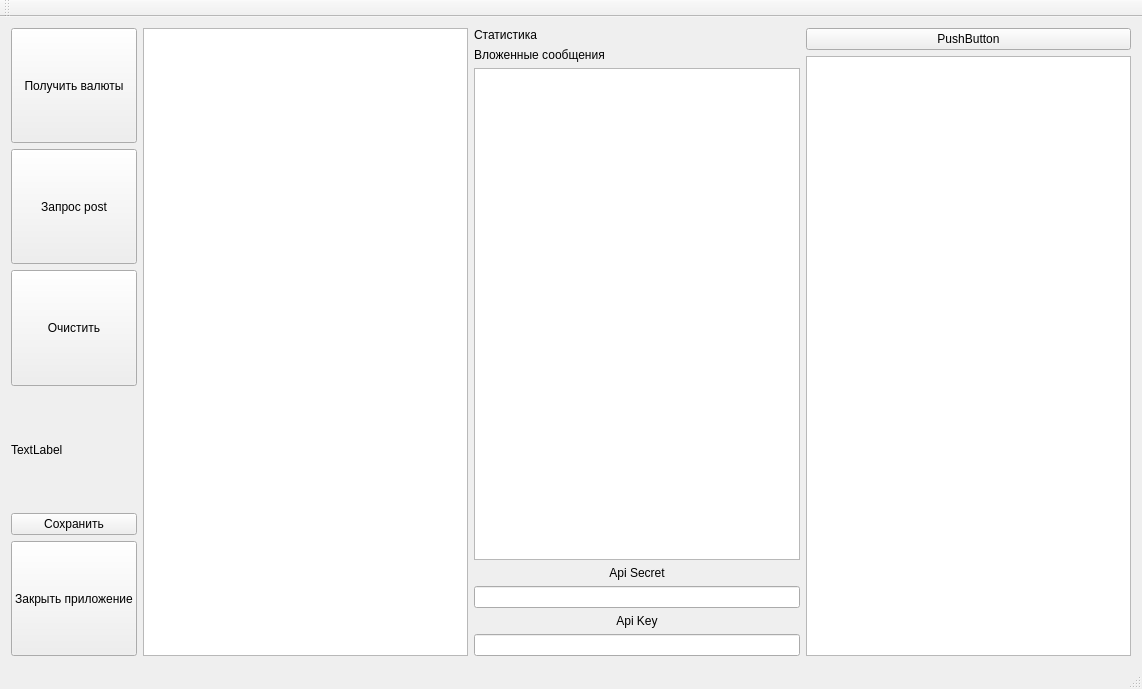
Old version of the form mainwindow.ui in the repository predbannikov/cryptopia_client.
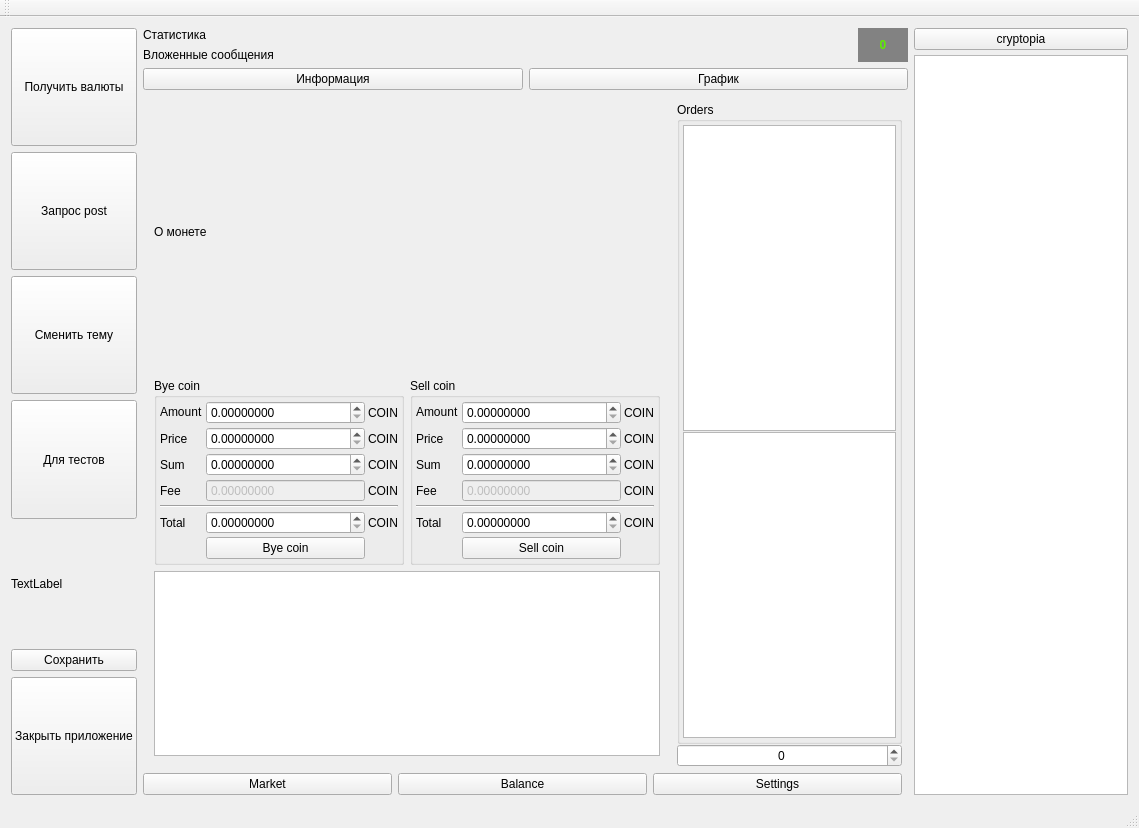
New version of the form.

The edit to the form file:
```diff
--- a/mainwindow.ui
+++ b/mainwindow.ui
@@ -6,8 +6,8 @@
    <rect>
     <x>0</x>
     <y>0</y>
-    <width>1142</width>
-    <height>689</height>
+    <width>1139</width>
+    <height>828</height>
    </rect>
   </property>
   <property name="windowTitle">
@@ -84,7 +84,20 @@
            <string notr="true">text-align: center</string>
           </property>
           <property name="text">
-           <string>Очистить</string>
+           <string>Сменить тему</string>
+          </property>
+         </widget>
+        </item>
+        <item>
+         <widget class="QPushButton" name="pushButton_11">
+          <property name="sizePolicy">
+           <sizepolicy hsizetype="Minimum" vsizetype="Minimum">
+            <horstretch>0</horstretch>
+            <verstretch>0</verstretch>
+           </sizepolicy>
+          </property>
+          <property name="text">
+           <string>Для тестов</string>
           </property>
          </widget>
         </item>
@@ -118,61 +131,848 @@
        </layout>
       </item>
       <item>
-       <widget class="QTextEdit" name="teData"/>
-      </item>
-      <item>
-       <layout class="QVBoxLayout" name="verticalLayout_2">
-        <item>
-         <widget class="QLabel" name="lbStat">
-          <property name="text">
-           <string>Статистика</string>
+       <layout class="QGridLayout" name="gridLayout_6">
+        <item row="2" column="0">
+         <widget class="QFrame" name="frame">
+          <property name="frameShape">
+           <enum>QFrame::StyledPanel</enum>
           </property>
-         </widget>
-        </item>
-        <item>
-         <widget class="QLabel" name="lbInsidMsg">
-          <property name="text">
-           <string>Вложенные сообщения</string>
+          <property name="frameShadow">
+           <enum>QFrame::Raised</enum>
           </property>
          </widget>
         </item>
-        <item>
-         <widget class="QTextEdit" name="statste"/>
+        <item row="0" column="0" colspan="3">
+         <layout class="QHBoxLayout" name="horizontalLayout_5">
+          <item>
+           <layout class="QVBoxLayout" name="verticalLayout_6">
+            <item>
+             <widget class="QLabel" name="lbStat">
+              <property name="text">
+               <string>Статистика</string>
+              </property>
+             </widget>
+            </item>
+            <item>
+             <widget class="QLabel" name="lbInsidMsg">
+              <property name="text">
+               <string>Вложенные сообщения</string>
+              </property>
+             </widget>
+            </item>
+           </layout>
+          </item>
+          <item>
+           <widget class="QLabel" name="countRequest">
+            <property name="sizePolicy">
+             <sizepolicy hsizetype="Fixed" vsizetype="Preferred">
+              <horstretch>0</horstretch>
+              <verstretch>0</verstretch>
+             </sizepolicy>
+            </property>
+            <property name="minimumSize">
+             <size>
+              <width>50</width>
+              <height>0</height>
+             </size>
+            </property>
+            <property name="autoFillBackground">
+             <bool>false</bool>
+            </property>
+            <property name="styleSheet">
+             <string notr="true">font: 12pt &quot;MS Shell Dlg 2&quot;;
+background-color: #828282;
+font-weight: bold;
+color: #5EED00;
+</string>
+            </property>
+            <property name="text">
+             <string>&lt;html&gt;&lt;head/&gt;&lt;body&gt;&lt;p align=&quot;center&quot;&gt;0&lt;/p&gt;&lt;/body&gt;&lt;/html&gt;</string>
+            </property>
+            <property name="alignment">
+             <set>Qt::AlignCenter</set>
+            </property>
+           </widget>
+          </item>
+         </layout>
         </item>
-        <item>
-         <widget class="QLabel" name="label">
-          <property name="text">
-           <string>Api Secret</string>
+        <item row="3" column="0">
+         <widget class="QStackedWidget" name="stackedWidget">
+          <property name="sizePolicy">
+           <sizepolicy hsizetype="Expanding" vsizetype="Expanding">
+            <horstretch>0</horstretch>
+            <verstretch>0</verstretch>
+           </sizepolicy>
           </property>
-          <property name="alignment">
-           <set>Qt::AlignCenter</set>
+          <property name="currentIndex">
+           <number>0</number>
           </property>
+          <widget class="QWidget" name="page">
+           <property name="enabled">
+            <bool>true</bool>
+           </property>
+           <layout class="QVBoxLayout" name="verticalLayout_8">
+            <item>
+             <widget class="QLabel" name="label_23">
+              <property name="sizePolicy">
+               <sizepolicy hsizetype="Minimum" vsizetype="Minimum">
+                <horstretch>0</horstretch>
+                <verstretch>0</verstretch>
+               </sizepolicy>
+              </property>
+              <property name="text">
+               <string>О монете</string>
+              </property>
+             </widget>
+            </item>
+           </layout>
+          </widget>
+          <widget class="QWidget" name="page_2"/>
          </widget>
         </item>
-        <item>
-         <widget class="QLineEdit" name="leApiSecret"/>
+        <item row="3" column="1" rowspan="2">
+         <layout class="QVBoxLayout" name="verticalLayout_2">
+          <property name="spacing">
+           <number>0</number>
+          </property>
+          <property name="sizeConstraint">
+           <enum>QLayout::SetFixedSize</enum>
+          </property>
+          <property name="leftMargin">
+           <number>0</number>
+          </property>
+          <item>
+           <widget class="QGroupBox" name="groupBox_5">
+            <property name="sizePolicy">
+             <sizepolicy hsizetype="Preferred" vsizetype="Expanding">
+              <horstretch>0</horstretch>
+              <verstretch>0</verstretch>
+             </sizepolicy>
+            </property>
+            <property name="maximumSize">
+             <size>
+              <width>300</width>
+              <height>16777215</height>
+             </size>
+            </property>
+            <property name="title">
+             <string>Orders</string>
+            </property>
+            <layout class="QVBoxLayout" name="verticalLayout_5">
+             <property name="spacing">
+              <number>1</number>
+             </property>
+             <property name="leftMargin">
+              <number>3</number>
+             </property>
+             <property name="topMargin">
+              <number>3</number>
+             </property>
+             <property name="rightMargin">
+              <number>3</number>
+             </property>
+             <property name="bottomMargin">
+              <number>3</number>
+             </property>
+             <item>
+              <widget class="QTableView" name="tableViewUp">
+               <property name="contextMenuPolicy">
+                <enum>Qt::NoContextMenu</enum>
+               </property>
+               <property name="autoFillBackground">
+                <bool>true</bool>
+               </property>
+               <property name="selectionMode">
+                <enum>QAbstractItemView::SingleSelection</enum>
+               </property>
+               <property name="selectionBehavior">
+                <enum>QAbstractItemView::SelectRows</enum>
+               </property>
+               <attribute name="horizontalHeaderVisible">
+                <bool>false</bool>
+               </attribute>
+               <attribute name="horizontalHeaderCascadingSectionResizes">
+                <bool>false</bool>
+               </attribute>
+               <attribute name="verticalHeaderDefaultSectionSize">
+                <number>18</number>
+               </attribute>
+              </widget>
+             </item>
+             <item>
+              <widget class="QTableView" name="tableViewDown">
+               <property name="maximumSize">
+                <size>
+                 <width>16777215</width>
+                 <height>16777215</height>
+                </size>
+               </property>
+               <property name="contextMenuPolicy">
+                <enum>Qt::NoContextMenu</enum>
+               </property>
+               <property name="autoFillBackground">
+                <bool>true</bool>
+               </property>
+               <property name="selectionMode">
+                <enum>QAbstractItemView::SingleSelection</enum>
+               </property>
+               <property name="selectionBehavior">
+                <enum>QAbstractItemView::SelectRows</enum>
+               </property>
+               <attribute name="horizontalHeaderVisible">
+                <bool>false</bool>
+               </attribute>
+               <attribute name="verticalHeaderDefaultSectionSize">
+                <number>18</number>
+               </attribute>
+              </widget>
+             </item>
+            </layout>
+           </widget>
+          </item>
+          <item>
+           <layout class="QHBoxLayout" name="horizontalLayout_6">
+            <item>
+             <widget class="QSpinBox" name="spinBox">
+              <property name="alignment">
+               <set>Qt::AlignCenter</set>
+              </property>
+              <property name="buttonSymbols">
+               <enum>QAbstractSpinBox::UpDownArrows</enum>
+              </property>
+              <property name="maximum">
+               <number>7</number>
+              </property>
+             </widget>
+            </item>
+           </layout>
+          </item>
+         </layout>
         </item>
-        <item>
-         <widget class="QLabel" name="label_2">
-          <property name="text">
-           <string>Api Key</string>
+        <item row="4" column="0">
+         <widget class="QStackedWidget" name="stackedWidget_2">
+          <property name="maximumSize">
+           <size>
+            <width>16777215</width>
+            <height>400</height>
+           </size>
           </property>
-          <property name="alignment">
-           <set>Qt::AlignCenter</set>
+          <property name="currentIndex">
+           <number>1</number>
           </property>
+          <widget class="QWidget" name="stackedWidget_2Page1">
+           <layout class="QGridLayout" name="gridLayout_2">
+            <item row="0" column="1">
+             <widget class="QPushButton" name="pushButton_5">
+              <property name="text">
+               <string>PushButton</string>
+              </property>
+             </widget>
+            </item>
+            <item row="0" column="0">
+             <widget class="QPushButton" name="pushButton_2">
+              <property name="text">
+               <string>PushButton</string>
+              </property>
+             </widget>
+            </item>
+            <item row="5" column="0">
+             <widget class="QGroupBox" name="groupBox_2">
+              <property name="title">
+               <string>GroupBox</string>
+              </property>
+              <layout class="QVBoxLayout" name="verticalLayout_4">
+               <item>
+                <widget class="QRadioButton" name="radioButton_3">
+                 <property name="text">
+                  <string>RadioButton</string>
+                 </property>
+                </widget>
+               </item>
+               <item>
+                <widget class="QRadioButton" name="radioButton_4">
+                 <property name="text">
+                  <string>RadioButton</string>
+                 </property>
+                </widget>
+               </item>
+               <item>
+                <widget class="QRadioButton" name="radioButton">
+                 <property name="text">
+                  <string>RadioButton</string>
+                 </property>
+                </widget>
+               </item>
+               <item>
+                <widget class="QRadioButton" name="radioButton_2">
+                 <property name="text">
+                  <string>RadioButton</string>
+                 </property>
+                </widget>
+               </item>
+              </layout>
+             </widget>
+            </item>
+            <item row="0" column="2">
+             <widget class="QGroupBox" name="groupBox">
+              <property name="sizePolicy">
+               <sizepolicy hsizetype="Fixed" vsizetype="Fixed">
+                <horstretch>0</horstretch>
+                <verstretch>0</verstretch>
+               </sizepolicy>
+              </property>
+              <property name="title">
+               <string>Ключи</string>
+              </property>
+              <layout class="QGridLayout" name="gridLayout">
+               <item row="0" column="0">
+                <widget class="QLabel" name="label">
+                 <property name="sizePolicy">
+                  <sizepolicy hsizetype="Fixed" vsizetype="Fixed">
+                   <horstretch>100</horstretch>
+                   <verstretch>0</verstretch>
+                  </sizepolicy>
+                 </property>
+                 <property name="maximumSize">
+                  <size>
+                   <width>16777215</width>
+                   <height>15</height>
+                  </size>
+                 </property>
+                 <property name="text">
+                  <string>Api Secret</string>
+                 </property>
+                 <property name="alignment">
+                  <set>Qt::AlignLeading|Qt::AlignLeft|Qt::AlignVCenter</set>
+                 </property>
+                </widget>
+               </item>
+               <item row="1" column="0">
+                <widget class="QLineEdit" name="leApiSecret">
+                 <property name="sizePolicy">
+                  <sizepolicy hsizetype="Fixed" vsizetype="Fixed">
+                   <horstretch>0</horstretch>
+                   <verstretch>0</verstretch>
+                  </sizepolicy>
+                 </property>
+                </widget>
+               </item>
+               <item row="2" column="0">
+                <widget class="QLabel" name="label_2">
+                 <property name="sizePolicy">
+                  <sizepolicy hsizetype="Fixed" vsizetype="Fixed">
+                   <horstretch>0</horstretch>
+                   <verstretch>0</verstretch>
+                  </sizepolicy>
+                 </property>
+                 <property name="minimumSize">
+                  <size>
+                   <width>0</width>
+                   <height>0</height>
+                  </size>
+                 </property>
+                 <property name="maximumSize">
+                  <size>
+                   <width>16777215</width>
+                   <height>16</height>
+                  </size>
+                 </property>
+                 <property name="lineWidth">
+                  <number>0</number>
+                 </property>
+                 <property name="text">
+                  <string>Api Key</string>
+                 </property>
+                 <property name="scaledContents">
+                  <bool>false</bool>
+                 </property>
+                 <property name="alignment">
+                  <set>Qt::AlignLeading|Qt::AlignLeft|Qt::AlignVCenter</set>
+                 </property>
+                 <property name="margin">
+                  <number>0</number>
+                 </property>
+                 <property name="indent">
+                  <number>-1</number>
+                 </property>
+                </widget>
+               </item>
+               <item row="3" column="0">
+                <widget class="QLineEdit" name="leApiKey">
+                 <property name="sizePolicy">
+                  <sizepolicy hsizetype="Fixed" vsizetype="Fixed">
+                   <horstretch>0</horstretch>
+                   <verstretch>0</verstretch>
+                  </sizepolicy>
+                 </property>
+                </widget>
+               </item>
+              </layout>
+             </widget>
+            </item>
+            <item row="1" column="0">
+             <widget class="QPushButton" name="pushButton_4">
+              <property name="text">
+               <string>PushButton</string>
+              </property>
+             </widget>
+            </item>
+            <item row="1" column="1">
+             <widget class="QCheckBox" name="HrzTblHdr">
+              <property name="text">
+               <string>Включить/выключить хидер в ордерах</string>
+              </property>
+             </widget>
+            </item>
+           </layout>
+          </widget>
+          <widget class="QWidget" name="stackedWidget_2Page2">
+           <layout class="QGridLayout" name="gridLayout_5">
+            <item row="0" column="1">
+             <widget class="QGroupBox" name="groupBox_4">
+              <property name="title">
+               <string>Sell coin</string>
+              </property>
+              <layout class="QGridLayout" name="gridLayout_4">
+               <property name="leftMargin">
+                <number>3</number>
+               </property>
+               <property name="topMargin">
+                <number>3</number>
+               </property>
+               <property name="rightMargin">
+                <number>3</number>
+               </property>
+               <property name="bottomMargin">
+                <number>3</number>
+               </property>
+               <property name="spacing">
+                <number>3</number>
+               </property>
+               <item row="5" column="1">
+                <widget class="QDoubleSpinBox" name="sellTotal">
+                 <property name="decimals">
+                  <number>8</number>
+                 </property>
+                 <property name="minimum">
+                  <double>0.000000000000000</double>
+                 </property>
+                 <property name="maximum">
+                  <double>999999999.000000000000000</double>
+                 </property>
+                </widget>
+               </item>
+               <item row="3" column="1">
+                <widget class="QDoubleSpinBox" name="sellFee">
+                 <property name="enabled">
+                  <bool>false</bool>
+                 </property>
+                 <property name="readOnly">
+                  <bool>false</bool>
+                 </property>
+                 <property name="buttonSymbols">
+                  <enum>QAbstractSpinBox::NoButtons</enum>
+                 </property>
+                 <property name="decimals">
+                  <number>8</number>
+                 </property>
+                 <property name="maximum">
+                  <double>999999999.000000000000000</double>
+                 </property>
+                </widget>
+               </item>
+               <item row="1" column="0">
+                <widget class="QLabel" name="label_13">
+                 <property name="text">
+                  <string>Price</string>
+                 </property>
+                </widget>
+               </item>
+               <item row="0" column="1">
+                <widget class="QDoubleSpinBox" name="sellAmount">
+                 <property name="sizePolicy">
+                  <sizepolicy hsizetype="Expanding" vsizetype="Fixed">
+                   <horstretch>0</horstretch>
+                   <verstretch>0</verstretch>
+                  </sizepolicy>
+                 </property>
+                 <property name="decimals">
+                  <number>8</number>
+                 </property>
+                 <property name="maximum">
+                  <double>999999999.000000000000000</double>
+                 </property>
+                </widget>
+               </item>
+               <item row="3" column="0">
+                <widget class="QLabel" name="label_14">
+                 <property name="text">
+                  <string>Fee</string>
+                 </property>
+                </widget>
+               </item>
+               <item row="2" column="1">
+                <widget class="QDoubleSpinBox" name="sellSum">
+                 <property name="decimals">
+                  <number>8</number>
+                 </property>
+                 <property name="maximum">
+                  <double>999999999.000000000000000</double>
+                 </property>
+                </widget>
+               </item>
+               <item row="1" column="1">
+                <widget class="QDoubleSpinBox" name="sellPrice">
+                 <property name="decimals">
+                  <number>8</number>
+                 </property>
+                 <property name="maximum">
+                  <double>999999999.000000000000000</double>
+                 </property>
+                </widget>
+               </item>
+               <item row="0" column="0">
+                <widget class="QLabel" name="label_15">
+                 <property name="sizePolicy">
+                  <sizepolicy hsizetype="Fixed" vsizetype="Fixed">
+                   <horstretch>0</horstretch>
+                   <verstretch>0</verstretch>
+                  </sizepolicy>
+                 </property>
+                 <property name="text">
+                  <string>Amount</string>
+                 </property>
+                </widget>
+               </item>
+               <item row="6" column="1">
+                <widget class="QPushButton" name="pushButton_10">
+                 <property name="text">
+                  <string>Sell coin</string>
+                 </property>
+                </widget>
+               </item>
+               <item row="5" column="0">
+                <widget class="QLabel" name="label_16">
+                 <property name="text">
+                  <string>Total</string>
+                 </property>
+                </widget>
+               </item>
+               <item row="2" column="0">
+                <widget class="QLabel" name="label_17">
+                 <property name="text">
+                  <string>Sum</string>
+                 </property>
+                </widget>
+               </item>
+               <item row="0" column="2">
+                <widget class="QLabel" name="label_18">
+                 <property name="text">
+                  <string>COIN</string>
+                 </property>
+                </widget>
+               </item>
+               <item row="1" column="2">
+                <widget class="QLabel" name="label_19">
+                 <property name="text">
+                  <string>COIN</string>
+                 </property>
+                </widget>
+               </item>
+               <item row="2" column="2">
+                <widget class="QLabel" name="label_20">
+                 <property name="text">
+                  <string>COIN</string>
+                 </property>
+                </widget>
+               </item>
+               <item row="3" column="2">
+                <widget class="QLabel" name="label_21">
+                 <property name="text">
+                  <string>COIN</string>
+                 </property>
+                </widget>
+               </item>
+               <item row="5" column="2">
+                <widget class="QLabel" name="label_22">
+                 <property name="text">
+                  <string>COIN</string>
+                 </property>
+                </widget>
+               </item>
+               <item row="4" column="0" colspan="3">
+                <widget class="Line" name="line_2">
+                 <property name="orientation">
+                  <enum>Qt::Horizontal</enum>
+                 </property>
+                </widget>
+               </item>
+              </layout>
+             </widget>
+            </item>
+            <item row="0" column="0">
+             <widget class="QGroupBox" name="groupBox_3">
+              <property name="title">
+               <string>Bye coin</string>
+              </property>
+              <layout class="QGridLayout" name="gridLayout_3">
+               <property name="leftMargin">
+                <number>3</number>
+               </property>
+               <property name="topMargin">
+                <number>3</number>
+               </property>
+               <property name="rightMargin">
+                <number>3</number>
+               </property>
+               <property name="bottomMargin">
+                <number>3</number>
+               </property>
+               <property name="spacing">
+                <number>3</number>
+               </property>
+               <item row="5" column="1">
+                <widget class="QDoubleSpinBox" name="bayTotal">
+                 <property name="decimals">
+                  <number>8</number>
+                 </property>
+                 <property name="maximum">
+                  <double>999999999.000000000000000</double>
+                 </property>
+                </widget>
+               </item>
+               <item row="3" column="1">
+                <widget class="QDoubleSpinBox" name="bayFee">
+                 <property name="enabled">
+                  <bool>false</bool>
+                 </property>
+                 <property name="buttonSymbols">
+                  <enum>QAbstractSpinBox::NoButtons</enum>
+                 </property>
+                 <property name="decimals">
+                  <number>8</number>
+                 </property>
+                 <property name="maximum">
+                  <double>999999999.000000000000000</double>
+                 </property>
+                </widget>
+               </item>
+               <item row="1" column="0">
+                <widget class="QLabel" name="label_4">
+                 <property name="text">
+                  <string>Price</string>
+                 </property>
+                </widget>
+               </item>
+               <item row="0" column="1">
+                <widget class="QDoubleSpinBox" name="bayAmount">
+                 <property name="sizePolicy">
+                  <sizepolicy hsizetype="Expanding" vsizetype="Fixed">
+                   <horstretch>0</horstretch>
+                   <verstretch>0</verstretch>
+                  </sizepolicy>
+                 </property>
+                 <property name="decimals">
+                  <number>8</number>
+                 </property>
+                 <property name="maximum">
+                  <double>999999999.000000000000000</double>
+                 </property>
+                 <property name="singleStep">
+                  <double>0.000010000000000</double>
+                 </property>
+                </widget>
+               </item>
+               <item row="3" column="0">
+                <widget class="QLabel" name="label_6">
+                 <property name="text">
+                  <string>Fee</string>
+                 </property>
+                </widget>
+               </item>
+               <item row="2" column="1">
+                <widget class="QDoubleSpinBox" name="baySum">
+                 <property name="decimals">
+                  <number>8</number>
+                 </property>
+                 <property name="maximum">
+                  <double>999999999.000000000000000</double>
+                 </property>
+                </widget>
+               </item>
+               <item row="1" column="1">
+                <widget class="QDoubleSpinBox" name="bayPrice">
+                 <property name="decimals">
+                  <number>8</number>
+                 </property>
+                 <property name="maximum">
+                  <double>999999999.000000000000000</double>
+                 </property>
+                 <property name="singleStep">
+                  <double>0.000010000000000</double>
+                 </property>
+                </widget>
+               </item>
+               <item row="0" column="0">
+                <widget class="QLabel" name="label_3">
+                 <property name="sizePolicy">
+                  <sizepolicy hsizetype="Fixed" vsizetype="Fixed">
+                   <horstretch>0</horstretch>
+                   <verstretch>0</verstretch>
+                  </sizepolicy>
+                 </property>
+                 <property name="text">
+                  <string>Amount</string>
+                 </property>
+                </widget>
+               </item>
+               <item row="6" column="1">
+                <widget class="QPushButton" name="pushButton_9">
+                 <property name="text">
+                  <string>Bye coin</string>
+                 </property>
+                </widget>
+               </item>
+               <item row="5" column="0">
+                <widget class="QLabel" name="label_7">
+                 <property name="text">
+                  <string>Total</string>
+                 </property>
+                </widget>
+               </item>
+               <item row="2" column="0">
+                <widget class="QLabel" name="label_5">
+                 <property name="text">
+                  <string>Sum</string>
+                 </property>
+                </widget>
+               </item>
+               <item row="0" column="2">
+                <widget class="QLabel" name="label_8">
+                 <property name="text">
+                  <string>COIN</string>
+                 </property>
+                </widget>
+               </item>
+               <item row="1" column="2">
+                <widget class="QLabel" name="label_9">
+                 <property name="text">
+                  <string>COIN</string>
+                 </property>
+                </widget>
+               </item>
+               <item row="2" column="2">
+                <widget class="QLabel" name="label_10">
+                 <property name="text">
+                  <string>COIN</string>
+                 </property>
+                </widget>
+               </item>
+               <item row="3" column="2">
+                <widget class="QLabel" name="label_11">
+                 <property name="text">
+                  <string>COIN</string>
+                 </property>
+                </widget>
+               </item>
+               <item row="5" column="2">
+                <widget class="QLabel" name="label_12">
+                 <property name="text">
+                  <string>COIN</string>
+                 </property>
+                </widget>
+               </item>
+               <item row="4" column="0" colspan="3">
+                <widget class="Line" name="line">
+                 <property name="orientation">
+                  <enum>Qt::Horizontal</enum>
+                 </property>
+                </widget>
+               </item>
+              </layout>
+             </widget>
+            </item>
+            <item row="1" column="0" colspan="2">
+             <widget class="QListView" name="listHystory"/>
+            </item>
+           </layout>
+          </widget>
+          <widget class="QWidget" name="balance">
+           <layout class="QVBoxLayout" name="verticalLayout_7">
+            <item>
+             <widget class="QTableView" name="tableBalance">
+              <property name="selectionMode">
+               <enum>QAbstractItemView::SingleSelection</enum>
+              </property>
+              <property name="selectionBehavior">
+               <enum>QAbstractItemView::SelectRows</enum>
+              </property>
+              <attribute name="verticalHeaderDefaultSectionSize">
+               <number>18</number>
+              </attribute>
+             </widget>
+            </item>
+           </layout>
+          </widget>
          </widget>
         </item>
-        <item>
-         <widget class="QLineEdit" name="leApiKey"/>
+        <item row="1" column="0" colspan="3">
+         <layout class="QHBoxLayout" name="horizontalLayout_4">
+          <item>
+           <widget class="QPushButton" name="pushButton_6">
+            <property name="text">
+             <string>Информация</string>
+            </property>
+           </widget>
+          </item>
+          <item>
+           <widget class="QPushButton" name="pushButton_3">
+            <property name="text">
+             <string>График</string>
+            </property>
+           </widget>
+          </item>
+         </layout>
+        </item>
+        <item row="5" column="0" colspan="2">
+         <layout class="QHBoxLayout" name="horizontalLayout_3">
+          <item>
+           <widget class="QPushButton" name="pushButton_8">
+            <property name="text">
+             <string>Market</string>
+            </property>
+           </widget>
+          </item>
+          <item>
+           <widget class="QPushButton" name="pushButton_12">
+            <property name="text">
+             <string>Balance</string>
+            </property>
+           </widget>
+          </item>
+          <item>
+           <widget class="QPushButton" name="pushButton_7">
+            <property name="text">
+             <string>Settings</string>
+            </property>
+           </widget>
+          </item>
+         </layout>
         </item>
        </layout>
       </item>
       <item>
        <layout class="QVBoxLayout" name="verticalLayout_3">
+        <property name="spacing">
+         <number>5</number>
+        </property>
+        <property name="sizeConstraint">
+         <enum>QLayout::SetDefaultConstraint</enum>
+        </property>
         <item>
          <widget class="QPushButton" name="pushButton">
           <property name="text">
-           <string>PushButton</string>
+           <string>cryptopia</string>
           </property>
          </widget>
         </item>
@@ -181,6 +981,18 @@
           <property name="enabled">
            <bool>true</bool>
           </property>
+          <property name="sizePolicy">
+           <sizepolicy hsizetype="Fixed" vsizetype="Expanding">
+            <horstretch>0</horstretch>
+            <verstretch>0</verstretch>
+           </sizepolicy>
+          </property>
+          <property name="minimumSize">
+           <size>
+            <width>100</width>
+            <height>0</height>
+           </size>
+          </property>
           <property name="sizeIncrement">
            <size>
             <width>10</width>
@@ -217,9 +1029,24 @@
           <property name="sortingEnabled">
            <bool>true</bool>
           </property>
+          <attribute name="horizontalHeaderCascadingSectionResizes">
+           <bool>true</bool>
+          </attribute>
+          <attribute name="horizontalHeaderHighlightSections">
+           <bool>true</bool>
+          </attribute>
+          <attribute name="horizontalHeaderShowSortIndicator" stdset="0">
+           <bool>true</bool>
+          </attribute>
+          <attribute name="horizontalHeaderStretchLastSection">
+           <bool>false</bool>
+          </attribute>
           <attribute name="verticalHeaderVisible">
            <bool>false</bool>
           </attribute>
+          <attribute name="verticalHeaderDefaultSectionSize">
+           <number>18</number>
+          </attribute>
          </widget>
         </item>
        </layout>
```
Left out of the diff: 9 changed lines with no effect on the pictures.
